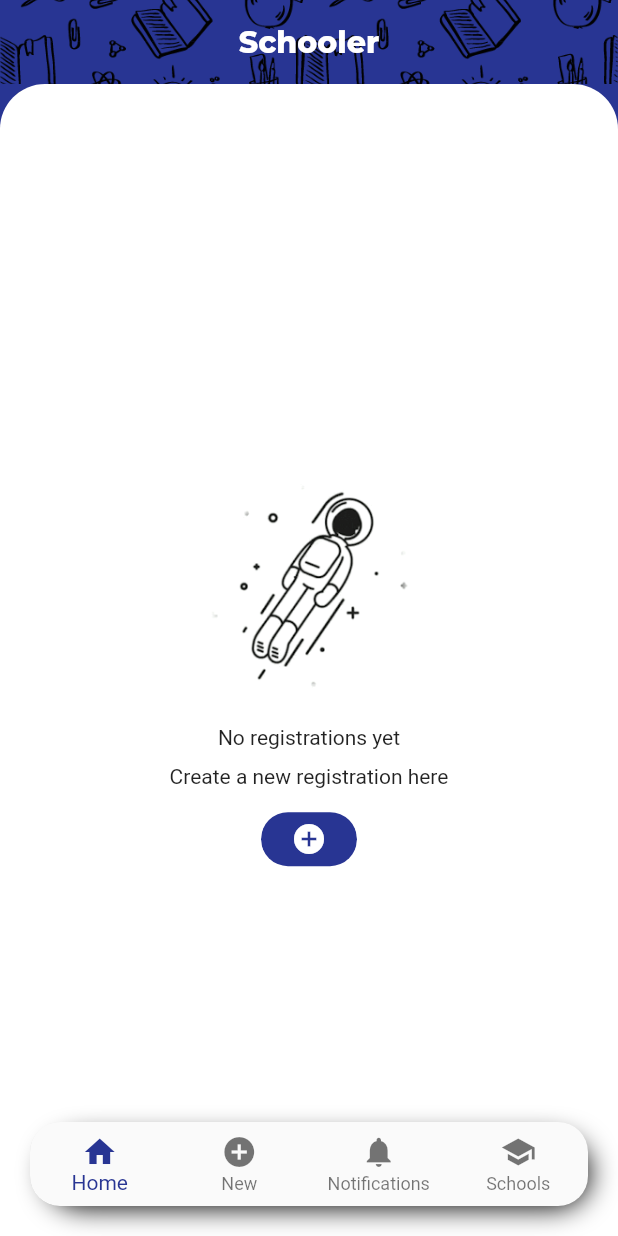
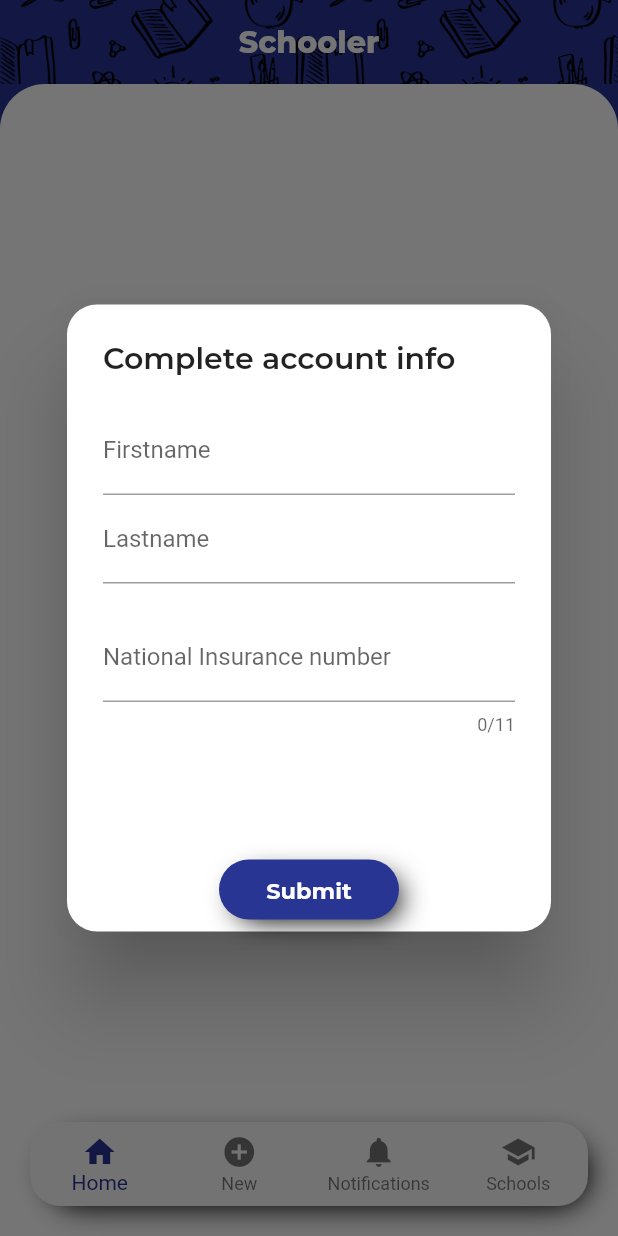
Before and after one commit to pacifiquebayisenge/realdolmen_stage_flutter, a Flutter app: the screen it shows once a user with an empty profile is signed in, on a phone screen of 412 x 824 dp. Run offline on Flutter 3.47's test engine with Material 2 defaults, Android fonts, the phone set to English and light mode, and no system bars; drawn by our look-alikes of delayed_display, flutter_form_builder; our stand-ins replace cloud_firestore, dio, firebase_auth, firebase_core, flutter_spinkit, font_awesome_flutter and 4 more; missing offline and left inert: flutter_polyline_points, page_slider, progress_stepper; accounts and stored records are empty.

Commit message:
login verbetering, user class populieren, code clean up

```diff
--- a/schooler/lib/classes/registration.dart
+++ b/schooler/lib/classes/registration.dart
@@ -47,7 +47,7 @@ class Registration {
   // schoolLijst
   late final List<dynamic> schoolList;
 // Firestore collectie reference naar de regstratie collectie
-  CollectionReference _regiRef =
+  final CollectionReference _regiRef =
       FirebaseFirestore.instance.collection('registrations');
 
   Registration(
--- a/schooler/lib/classes/user.dart
+++ b/schooler/lib/classes/user.dart
@@ -1,19 +1,96 @@
 import 'package:cloud_firestore/cloud_firestore.dart';
+import 'package:firebase_auth/firebase_auth.dart';
+import 'package:schooler/services/globals.dart';
+ class User {
 
-abstract class User {
+  late String id;
+
   late String voornaam;
   late String naam;
-  late String rr;
+  late String rijksNr;
 
-  User.emptyConstructor() {}
+  // domicilierings adres
+  late final String straat;
+  late final int huisNr;
+  late final String? busNr;
+  late final int postcode;
+  late final String gemeente;
 
-  User({required String vn, required String nm, required String rr}) {
-    this.voornaam = vn;
-    this.naam = nm;
-    this.rr = rr;
+  // registratie lijst van deze user
+  late final List<dynamic> regiList = [];
+
+
+
+  final CollectionReference _userRef =  FirebaseFirestore.instance
+      .collection('users');
+
+  User.emptyConstructor();
+
+  User({required this.id, required this.voornaam, required this.naam, required this.rijksNr});
+
+  // methode om user in te loggen via email en password
+  static Future<String?> login  ({required String email, required String password}) async {
+
+    try {
+
+      UserCredential userCredential = await FirebaseAuth.instance
+          .signInWithEmailAndPassword(
+          email: email, password: password);
+
+    // thisUser = User(id: userCredential.user!.uid,voornaam: "test",naam: "test" ,rijksNr: "97042025942" );
+
+
+
+    } on FirebaseAuthException catch (e) {
+      if (e.code == 'user-not-found') {
+
+        return 'No user found for that email.';
+      }
+      if (e.code == 'wrong-password') {
+        return 'Wrong password provided for that user.';
+      }
+    } catch (e) {
+      print(e);
+      return 'Something went wrong, please try again later.';
+
+    }
+
+
   }
 
-  static Future<void> newUser(
+
+
+  // methode om user te registeren via email en password
+  static Future<String?> signUp ({required String email, required String password}) async {
+
+    try {
+      UserCredential userCredential = await FirebaseAuth.instance
+          .createUserWithEmailAndPassword(
+          email: email, password: password);
+
+
+
+      // nieuwe user toevoegen aan database
+      _newUser(
+          uid: userCredential.user!.uid, email: email);
+
+    } on FirebaseAuthException catch (e) {
+      if (e.code == 'weak-password') {
+        return 'The password provided is too weak !';
+      }
+      if (e.code == 'email-already-in-use') {
+        return 'The account already exists for that email !';
+      }
+    } catch (e) {
+      print(e);
+      return 'Something went wrong, please try again later.';
+
+    }
+
+  }
+
+  // methode om user toe te voegen in de database
+  static Future<void> _newUser(
       {required String uid,
       required String email
       }) async {
@@ -47,10 +124,39 @@ abstract class User {
       'berHuisNr2': "",
       'berBusNr2': "",
       'berPostcode2': "",
-      'berGemeente2': "",})
+      'berGemeente2': "",
+    'regiList' : ""})
         .then((value) => print("User Seccesfully Added"))
         .catchError((error) => print("Failed to add user: $error"));
   }
 
 
+
+  Future<String> userInfoCheck(String id) async {
+    String result = "";
+
+    await _userRef.doc(id).get().then(((DocumentSnapshot documentSnapshot) {
+      if (documentSnapshot.exists) {
+
+
+        Map<String, dynamic> data = documentSnapshot.data() as Map<String, dynamic>;
+
+        if(data["voornaam"] == "") {
+
+          result = "Complete account info";
+
+        };
+
+
+      } else {
+
+        print('Document does not exist on the database');
+      }
+
+    }));
+    return result;
+  }
+
+
+
 }
--- a/schooler/lib/main.dart
+++ b/schooler/lib/main.dart
@@ -1,8 +1,11 @@
 import 'dart:math';
 
+import 'package:delayed_display/delayed_display.dart';
 import 'package:firebase_auth/firebase_auth.dart';
 import 'package:flutter/material.dart';
 import 'package:flutter/services.dart';
+import 'package:flutter/widgets.dart';
+import 'package:flutter_form_builder/flutter_form_builder.dart';
 import 'package:google_fonts/google_fonts.dart';
 import 'package:schooler/pages/home.dart';
 import 'package:schooler/pages/login.dart';
@@ -10,11 +13,13 @@ import 'package:schooler/pages/new.dart';
 import 'package:schooler/pages/notifications.dart';
 import 'package:schooler/pages/schools.dart';
 import 'package:firebase_core/firebase_core.dart';
+import 'package:schooler/services/globals.dart';
+import 'package:schooler/widgets/profile_dialog.dart';
 import 'package:schooler/widgets/widgets.dart';
 
 import 'classes/registration.dart';
 
-Future<void> main()  async {
+Future<void> main() async {
   WidgetsFlutterBinding.ensureInitialized();
   await Firebase.initializeApp();
   runApp(MaterialApp(
@@ -22,19 +27,17 @@ Future<void> main()  async {
     color: Colors.indigo.shade800,
     theme: ThemeData(
       primaryColor: Colors.indigo.shade800,
-
-      appBarTheme:  AppBarTheme(
+      appBarTheme: AppBarTheme(
         systemOverlayStyle: const SystemUiOverlayStyle(
             statusBarBrightness: Brightness.dark,
             statusBarIconBrightness: Brightness.light,
-            statusBarColor: Colors.black12
-        ),
+            statusBarColor: Colors.black12),
         color: Colors.blue.shade900,
       ),
     ),
     home: App(),
     routes: {
-      'login' : (context) => Login(),
+      'login': (context) => Login(),
       'home': (context) => Home(),
       'new': (context) => New(),
       'notifications': (context) => Notifications(),
@@ -51,11 +54,9 @@ class App extends StatefulWidget {
 }
 
 class _AppState extends State<App> {
-
   // staat van flutter firebase
   bool _initialized = false;
   bool _error = false;
-
 
   // async funtie om firebase te initialiseren
   void initializeFlutterFire() async {
@@ -66,7 +67,7 @@ class _AppState extends State<App> {
         _initialized = true;
         print("FIRE");
       });
-    } catch(e) {
+    } catch (e) {
       // bij firebase init error
       setState(() {
         _error = true;
@@ -80,26 +81,26 @@ class _AppState extends State<App> {
     initializeFlutterFire();
     userState();
     super.initState();
-     FirebaseAuth.instance.signOut();
+    //FirebaseAuth.instance.signOut();
   }
 
   void userState() {
-   FirebaseAuth.instance
-       .authStateChanges()
-       .listen((User? user) {
+    FirebaseAuth.instance.authStateChanges().listen((User? user) async {
       if (user == null) {
         setState(() {
           _selectedIndex = 4;
         });
         print('User is currently signed out!');
       } else {
-
-       Future.delayed(const Duration(milliseconds: 2500) ,() {
+        Future.delayed(const Duration(milliseconds: 2500), () {
           setState(() {
             _selectedIndex = 0;
           });
         });
 
+String text = await thisUser.userInfoCheck(user.uid);
+
+        _showDialog(text);
 
         print('User is signed in!');
       }
@@ -107,12 +108,24 @@ class _AppState extends State<App> {
   }
 
 
+
+  _showDialog(String text) {
+    if (text == "") return;
+
+    Future.delayed(const Duration(milliseconds: 2500), () {    showDialog(
+      context: context,
+      builder: (BuildContext context) => ProfileDialog(text: text),
+    );   });
+
+
+  }
+
   // Om de geselecteerde pagina te onthouden
   int _selectedIndex = 0;
 
   // Methode wanneer me nee knop klikt
   void _onItemTapped(int index) async {
-      setState(()  {
+    setState(() {
       switch (index) {
         case 0:
           {
@@ -143,7 +156,8 @@ class _AppState extends State<App> {
                 berPostcode2: 1500,
                 berGemeente2: 'Halle',
                 vraagGOK: true,
-                vraagTN: true, schoolList: ['school 1','school 2', 'school 3']);
+                vraagTN: true,
+                schoolList: ['school 1', 'school 2', 'school 3']);
 
             print("Open home page");
             // Navigator.pushReplacementNamed(context, '/');
@@ -193,13 +207,11 @@ class _AppState extends State<App> {
       return null;
     }
     return AppBar(
-
       actions: [
-        if(_selectedIndex == 3)
+        if (_selectedIndex == 3)
           IconButton(
             onPressed: () {},
             icon: const Icon(Icons.more_vert),
-
           )
       ],
       flexibleSpace: const Image(
@@ -210,15 +222,16 @@ class _AppState extends State<App> {
       backgroundColor: Colors.transparent,
       elevation: 0,
       centerTitle: true,
-      title:  Text('Schooler',style: GoogleFonts.montserrat(
-          fontSize: 20,
-          fontWeight: FontWeight.w800,
-          color: Colors.white),),
+      title: Text(
+        'Schooler',
+        style: GoogleFonts.montserrat(
+            fontSize: 20, fontWeight: FontWeight.w800, color: Colors.white),
+      ),
     );
   }
 
   Widget? test2() {
-    if ( _selectedIndex == 4) {
+    if (_selectedIndex == 4) {
       return null;
     }
     return Padding(
@@ -238,7 +251,6 @@ class _AppState extends State<App> {
         child: ClipRRect(
           borderRadius: BorderRadius.all(Radius.circular(20.0)),
           child: BottomNavigationBar(
-
             type: BottomNavigationBarType.fixed,
             items: const [
               BottomNavigationBarItem(
@@ -260,19 +272,24 @@ class _AppState extends State<App> {
             ],
             currentIndex: _selectedIndex,
             selectedItemColor: Colors.indigo.shade800,
-            onTap:  _onItemTapped,
+            onTap: _onItemTapped,
           ),
         ),
       ),
     );
   }
 
-  final screens = [const Home(), const New(), Notifications(), const Schools(), const Login(),];
+  final screens = [
+    const Home(),
+    const New(),
+    Notifications(),
+    const Schools(),
+    const Login(),
+  ];
 
   @override
   Widget build(BuildContext context) {
-
-    if(_error) {
+    if (_error) {
       print('You have an error !');
       return Text('Something went wrong!');
     }
@@ -288,24 +305,20 @@ class _AppState extends State<App> {
       // bool/ pagina content kan achter de bottom nav bar = pagina neemt heel scherm over
       // voorlopig false => moeite met bottom padding in Notification pagina
       // bron: https://stackoverflow.com/questions/59491186/extend-container-behind-bottom-navigation-flutter
-        extendBody:  true,
+      extendBody: true,
       resizeToAvoidBottomInset: false,
       appBar: test(),
       body: SafeArea(
           bottom: false,
           child: ClipRRect(
               borderRadius: const BorderRadius.only(
-                    topLeft: Radius.circular(30),
-                    topRight: Radius.circular(30)),
+                  topLeft: Radius.circular(30), topRight: Radius.circular(30)),
               child: screens[_selectedIndex])),
-        bottomNavigationBar: test2(),);
-
-
-
-
-
+      bottomNavigationBar: test2(),
+    );
   }
 }
+
 
 /*
 Container(
--- a/schooler/lib/pages/home.dart
+++ b/schooler/lib/pages/home.dart
@@ -1,6 +1,7 @@
 import 'package:cloud_firestore/cloud_firestore.dart';
 import 'package:delayed_display/delayed_display.dart';
 import 'package:flutter/material.dart';
+import 'package:google_fonts/google_fonts.dart';
 import 'package:schooler/classes/registration.dart';
 import 'package:schooler/dummy_data/data.dart';
 import 'package:schooler/widgets/widgets.dart';
@@ -17,24 +18,21 @@ class Home extends StatefulWidget {
 }
 
 class _HomeState extends State<Home> {
-  late Future<QuerySnapshot<Object?>> futureRegiRef;
-  late Stream<QuerySnapshot> streamList;
-  int dataCount = 0;
-  late bool _hasMore;
+  late Future<QuerySnapshot<Object?>> _futureRegiRef;
+  late Stream<QuerySnapshot> _streamList;
 
   @override
   void initState() {
     // bron: https://stackoverflow.com/questions/58664293/futurebuilder-runs-twice
-    futureRegiRef = futureFetch();
+    _futureRegiRef = _futureFetch();
     // stream reference om te gebruiken voor de real time changes
 
-    streamList = streamFetch();
-    _hasMore = true;
+    _streamList = _streamFetch();
     super.initState();
   }
 
 
-  Stream<QuerySnapshot> streamFetch() {
+  Stream<QuerySnapshot> _streamFetch() {
     return FirebaseFirestore.instance
         .collection('registrations')
         .orderBy('date', descending: true)
@@ -42,7 +40,7 @@ class _HomeState extends State<Home> {
   }
 
   // future reference methode om mee te geven aan de Future builder widget
-  Future<QuerySnapshot<Object?>> futureFetch() async {
+  Future<QuerySnapshot<Object?>> _futureFetch() async {
     await FirebaseFirestore.instance
         .collection('registrations')
         .orderBy('date', descending: true)
@@ -50,7 +48,6 @@ class _HomeState extends State<Home> {
         .then((QuerySnapshot querySnapshot) {
       querySnapshot.docs.forEach((doc) {
         setState(() {
-          dataCount += 1;
         });
       });
     });
@@ -65,7 +62,7 @@ class _HomeState extends State<Home> {
   final GlobalKey<AnimatedListState> _listKey = GlobalKey<AnimatedListState>();
 
   // future methode om de delay animatie te simuleren
-  void getRegisList(List<DocumentSnapshot> data) async {
+  void _getRegisList(List<DocumentSnapshot> data) async {
     regiList = [];
     Future ft = Future(() => {});
 
@@ -82,18 +79,18 @@ class _HomeState extends State<Home> {
   }
 
 
+// snackbar widget om verwijdering van de registratie te bevestigen
+  showSnackbar(String text) {
 
-  showSnackbar(String text) {
-    // snackbar widget om verwijdering van de registratie te bevestigen
     final snackBar = SnackBar(
       content: ClipRRect(
-        borderRadius: BorderRadius.all(const Radius.circular(10)),
+        borderRadius: const BorderRadius.all(Radius.circular(10)),
         child: Container(
           padding: const EdgeInsets.symmetric(vertical: 8.0, horizontal: 10),
           color: const Color.fromRGBO(54, 60, 69, 1),
           child:  Text(
             text,
-            style: const TextStyle(color: Colors.orange),
+            style:  GoogleFonts.montserrat(color: Colors.orange, fontWeight: FontWeight.w600 ),textAlign: TextAlign.center,
           ),
         ),
       ),
@@ -105,7 +102,9 @@ class _HomeState extends State<Home> {
 
   // methode pm de realtime changes in de database op te volgen
   void realtime() {
-    streamList.listen((event) {
+
+
+    _streamList.listen((event) {
       // kijken of het maar om 1 data gaat
       if (event.docChanges.length > 1) return;
 
@@ -123,7 +122,7 @@ class _HomeState extends State<Home> {
             _listKey.currentState!.insertItem(0);
 
             // show bevestiging
-            showSnackbar('Registration successfully added');
+            showSnackbar('Registration successfully added !');
           }
           break;
 
@@ -146,7 +145,7 @@ class _HomeState extends State<Home> {
             regiList.removeAt(event.docChanges.first.oldIndex);
 
             // show bevestiging
-            showSnackbar('Registration successfully deleted');
+            showSnackbar('Registration successfully deleted !');
           }
           break;
 
@@ -178,7 +177,7 @@ class _HomeState extends State<Home> {
             _listKey.currentState!.insertItem(event.docChanges.first.oldIndex);
 
             // show bevestiging
-            showSnackbar('Registration successfully modified');
+            showSnackbar('Registration successfully modified !');
           }
           break;
       }
@@ -198,7 +197,7 @@ class _HomeState extends State<Home> {
         ),
       ),
       child: FutureBuilder<QuerySnapshot>(
-        future: futureRegiRef,
+        future: _futureRegiRef,
         builder: (context, snapshot) {
           if (snapshot.connectionState == ConnectionState.none) print('none');
 
@@ -235,7 +234,7 @@ class _HomeState extends State<Home> {
             if (snapshot.data!.docs.length > 0) {
               final List<DocumentSnapshot> documents = snapshot.data!.docs;
 
-              getRegisList(documents);
+              _getRegisList(documents);
 
               return DelayedDisplay(
                 delay: const Duration(milliseconds: 200),
--- a/schooler/lib/services/globals.dart
+++ b/schooler/lib/services/globals.dart
@@ -2,3 +2,4 @@ import 'package:schooler/classes/registration.dart';
 import 'package:schooler/classes/user.dart';
 
 late Registration regi;
+ User thisUser = User.emptyConstructor();
--- a/schooler/lib/widgets/form_questions.dart
+++ b/schooler/lib/widgets/form_questions.dart
@@ -163,7 +163,7 @@ class _FormQuestionsState extends State<FormQuestions> {
         Timestamp timestamp;
         timestamp = doc['date'];
 
-        if (timestamp.toDate().day == 23) {
+        if (timestamp.toDate().day == 1) {
           FirebaseFirestore.instance
               .collection('registrations')
               .doc(doc.id)
--- /dev/null
+++ b/schooler/lib/widgets/profile_dialog.dart
@@ -0,0 +1,178 @@
+import 'package:delayed_display/delayed_display.dart';
+import 'package:flutter/material.dart';
+import 'package:flutter/services.dart';
+import 'package:flutter_form_builder/flutter_form_builder.dart';
+import 'package:google_fonts/google_fonts.dart';
+import 'package:schooler/services/globals.dart';
+
+
+class ProfileDialog extends StatefulWidget {
+   ProfileDialog({Key? key, required String this.text}) : super(key: key);
+
+  late String text;
+  @override
+  _ProfileDialogState createState() => _ProfileDialogState();
+}
+
+class _ProfileDialogState extends State<ProfileDialog> {
+  // De  form velden controllers + keys
+  final _thisForm = GlobalKey<FormBuilderState>();
+  final voornaam = TextEditingController();
+  final naam = TextEditingController();
+  final rijksNr = TextEditingController();
+// methode om laatste 2 controle cijfers van rijksregister te berekennen
+  // geeft de 2 controle cijfers terug
+  int rijksnummerCheck(String rijksregisternummer) {
+    // eerste 9 cijfers van het rijksregisternummer
+    int deeltal = int.parse(rijksregisternummer.substring(0, 9));
+
+    // modula 97 om de restwaarde hiervan te berekennen
+    int mod = deeltal % 97;
+
+    // 97 verminderen met de restwaarde om de laatste 2 controle cijfers te bekomen
+    int check = 97 - mod;
+
+    return check;
+  }
+
+  _submit() {
+    if(_thisForm.currentState!.validate() == false) return;
+
+// TODO: update user
+    print('ok');
+  }
+
+
+
+
+  @override
+  Widget build(BuildContext context) {
+
+
+
+    return AlertDialog(
+      actionsAlignment: MainAxisAlignment.center,
+      shape:  RoundedRectangleBorder(
+          borderRadius: BorderRadius.circular(20)),
+      title:  Text( widget.text ,style: GoogleFonts.montserrat(fontWeight: FontWeight.w600),),
+      content:  SizedBox(
+        height: 270,
+        child: FormBuilder(
+          key: _thisForm,
+          child: Column(
+
+            children: [
+
+              DelayedDisplay(
+                delay: const Duration(milliseconds: 700),
+                child: Container(
+                  width: MediaQuery.of(context).size.width / 1.5,
+                  child: FormBuilderTextField(
+                    name: 'voornaam',
+                    controller: voornaam,
+                    decoration: const InputDecoration(
+                        labelText: 'Firstname'),
+                    validator: FormBuilderValidators.compose([
+                      FormBuilderValidators.required(context),
+                      FormBuilderValidators.notEqual(context, "")
+                    ]),
+                  ),
+                ),
+              ),
+              const SizedBox(
+                width: 10,
+              ),
+              DelayedDisplay(
+                delay: const Duration(milliseconds: 700),
+                child: Container(
+                  width: MediaQuery.of(context).size.width / 1.5,
+                  child: FormBuilderTextField(
+                    name: 'naam',
+                    controller: naam,
+                    decoration: const InputDecoration(
+                        labelText: 'Lastname'),
+                    validator: FormBuilderValidators.compose([
+                      FormBuilderValidators.required(context),
+                      FormBuilderValidators.notEqual(context, "")
+                    ]),
+                  ),
+                ),
+              ),
+              const SizedBox(
+                height: 20,
+              ),
+              DelayedDisplay(
+                delay: const Duration(milliseconds: 900),
+                child: Container(
+                  width: MediaQuery.of(context).size.width / 1.5,
+                  child: FormBuilderTextField(
+                    name: 'rijksNr',
+                    controller: rijksNr,
+                    decoration: const InputDecoration(
+                        labelText: 'National Insurance number'),
+                    keyboardType: TextInputType.number,
+                    // enkel nummers kubben ingevoerd worden
+                    // bron: https://stackoverflow.com/questions/49577781/how-to-create-number-input-field-in-flutter/49578197
+                    inputFormatters: <TextInputFormatter>[
+                      FilteringTextInputFormatter.digitsOnly
+                    ],
+                    maxLength: 11,
+
+                    validator: FormBuilderValidators.compose([
+                      FormBuilderValidators.required(context),
+                      FormBuilderValidators.numeric(context),
+                      FormBuilderValidators.minLength(context, 11),
+                      FormBuilderValidators.maxLength(context, 11),
+                      // custom validator om rijksregisternummer te checken
+                          (value) {
+                        if (int.parse(value!.substring(9, 11)) ==
+                            rijksnummerCheck(value)) {
+                          return null;
+                        } else {
+                          return 'Invalid';
+                        }
+                      }
+                    ]),
+                  ),
+                ),
+              ),
+            ],
+          ),
+        ),
+      ),
+      actions: <Widget>[
+        Container(
+          width: 120,
+          height: 40,
+          decoration: BoxDecoration(
+              color: Colors.indigo.shade800,
+              borderRadius: const BorderRadius.all(
+                Radius.circular(30),
+              ),
+              boxShadow: [
+                BoxShadow(
+                  color: Colors.black.withOpacity(1),
+                  spreadRadius: -5,
+                  blurRadius: 15,
+                  offset: const Offset(6, 6),
+                )
+              ]),
+          child: MaterialButton(
+            onPressed: () {
+              _submit();
+            },
+            elevation: 2,
+            child: Text(
+              'Submit',
+              style: GoogleFonts.montserrat(
+                  fontSize: 15,
+                  fontWeight: FontWeight.w700,
+                  color: Colors.white),
+            ),
+          ),
+        ),
+
+      ],
+    );
+  }
+}
```
Also changed, not shown: schooler/lib/pages/login.dart (+58 -46 lines), 2 other files. Lines whose indentation alone changed are shown as unchanged.
